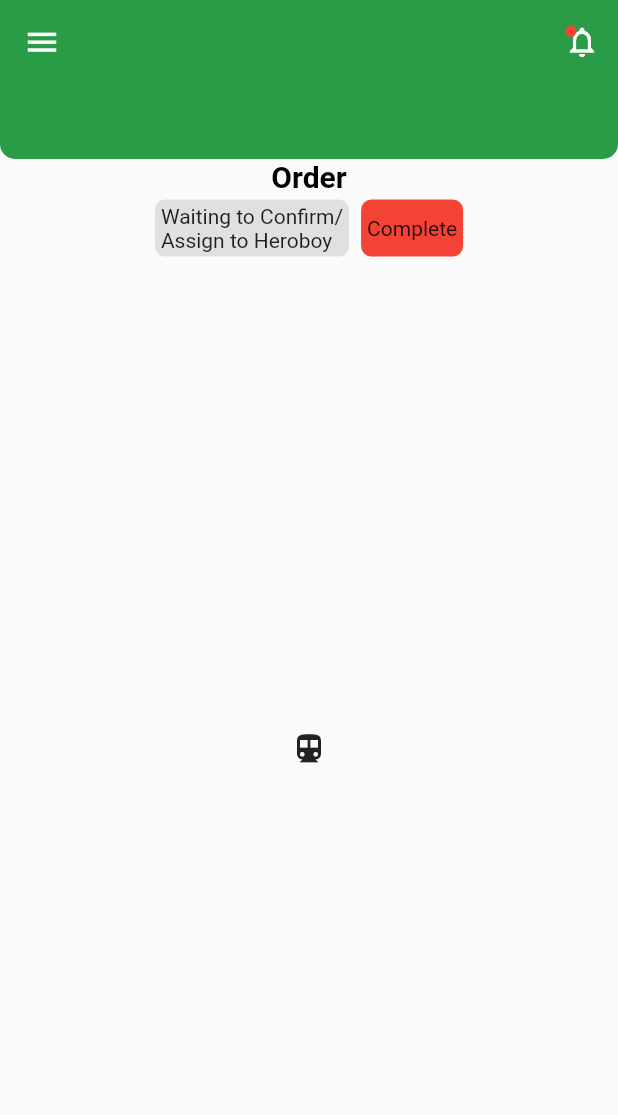
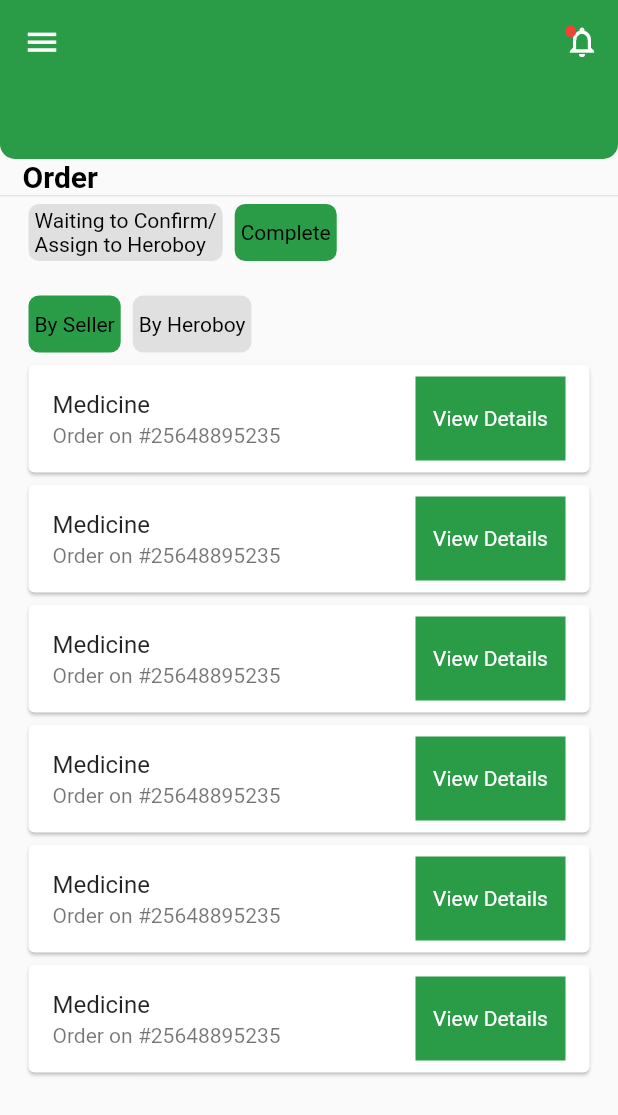
Before and after one commit to MD-JAHANGIR-ALAM/DS_Pharmace, a Flutter app: the OrderPage screen opened directly, item 2 of the bottom bar chosen, on a phone screen of 412 x 824 dp. Shown: the top 1115 px of the screen. Run offline on Flutter 3.47's test engine with Material 2 defaults, Android fonts, the phone set to English and light mode, and no system bars; drawn by our look-alikes of buttons_tabbar; our stand-ins replace carousel_slider, get; project files that could hold a hidden picture were left out.

Commit message:
staff setup

```diff
--- a/lib/pages/drawer_page/drawer_page.dart
+++ b/lib/pages/drawer_page/drawer_page.dart
@@ -8,8 +8,8 @@ import 'package:get/get.dart';
 import '../../utils/colors_code.dart';
 import '../../utils/styles.dart';
 import '../create_branch.dart';
-import '../order_page/order_page.dart';
 import '../personal_information.dart';
+import '../staff_page/staff_page.dart';
 
 
 class MainDrawer extends StatefulWidget {
@@ -276,7 +276,7 @@ class _MainDrawerState extends State<MainDrawer> {
                             ),
                             GestureDetector(
                               onTap: () {
-                                Navigator.push(context, MaterialPageRoute(builder: (context)=>OrderPage()));
+                                Navigator.push(context, MaterialPageRoute(builder: (context)=>StaffPage()));
                               },
                               child: Container(
                                   height: 40,
@@ -320,7 +320,7 @@ class _MainDrawerState extends State<MainDrawer> {
                                       Padding(
                                         padding:
                                         const EdgeInsets.only(left: 14),
-                                        child: Text('SCHEDULE',
+                                        child: Text('STAFF SETUP',
                                             // style: widget.isScheduleSelected
                                             //     ? Style
                                             //     .drawer_button_selected_style
--- /dev/null
+++ b/lib/pages/order_page/by_seller.dart
@@ -0,0 +1,42 @@
+import 'package:ds_pharmace/pages/order_page/order_details.dart';
+import 'package:flutter/material.dart';
+
+import '../../utils/colors_code.dart';
+
+class SubPage201 extends StatelessWidget {
+  const SubPage201({super.key});
+
+  @override
+  Widget build(BuildContext context) {
+    return Container(
+      height: double.infinity,
+      width: double.infinity,
+      child: ListView.builder(
+        itemCount: 6,
+          itemBuilder: (context, index){
+            return Card(
+              child: Column(
+                children: [
+                  ListTile(
+                    title: Text("Medicine"),
+                    subtitle: Text("Order on #25648895235"),
+                    trailing: GestureDetector(
+                      onTap: (){
+                        Navigator.push(context, MaterialPageRoute(builder: (context)=>OrderDetails()));
+                      },
+                      child: Container(
+                        height: 80,
+                        width: 100,
+                        color: ColorsCode.primary_color,
+                        child: Center(child: Text("View Details", style: TextStyle(color: Colors.white),)),
+                      ),
+                    ),
+                  )
+                ],
+              ),
+            );
+          }
+      ),
+    );
+  }
+}
--- a/lib/pages/order_page/order_page.dart
+++ b/lib/pages/order_page/order_page.dart
@@ -1,10 +1,9 @@
+import 'package:ds_pharmace/pages/order_page/sub_page_1.dart';
+import 'package:ds_pharmace/pages/order_page/sub_page_2.dart';
 import 'package:flutter/material.dart';
 import 'package:buttons_tabbar/buttons_tabbar.dart';
 import '../../utils/colors_code.dart';
 import '../../utils/styles.dart';
-import '../drawer_page/drawer_page.dart';
-import 'complete.dart';
-import 'waiting_and_confirm.dart';
 
 class OrderPage extends StatefulWidget {
   const OrderPage({super.key});
@@ -55,6 +54,8 @@ class _OrderPageState extends State<OrderPage> {
         child: DefaultTabController(
           length: 2,
           child: Column(
+            crossAxisAlignment: CrossAxisAlignment.start,
+            mainAxisAlignment: MainAxisAlignment.spaceBetween,
             children: <Widget>[
               Container(
                 height: 50,
@@ -63,31 +64,34 @@ class _OrderPageState extends State<OrderPage> {
                     color: ColorsCode.primary_color, borderRadius: BorderRadius.only(bottomLeft: Radius.circular(10), bottomRight: Radius.circular(10))
                 ),
               ),
-              Text("Order", style: Style.dashboardBlackText700,),
-              ButtonsTabBar(
-                backgroundColor: Colors.red,
-                unselectedBackgroundColor: Colors.grey[300],
-                unselectedLabelStyle: TextStyle(color: Colors.black),
+              Padding(
+                padding: const EdgeInsets.only(left: 15),
+                child: Text("Order", style: Style.dashboardBlackText700,),
+              ),
+              Divider(
+                height: 3,
+              ),
+              Padding(
+                padding: const EdgeInsets.only(left: 15),
+                child: ButtonsTabBar(
+                  backgroundColor: ColorsCode.primary_color,
                   labelStyle:
                   TextStyle(color: Colors.white, fontWeight: FontWeight.bold),
                   tabs: [
                     Tab(
-                    child: Text("Waiting to Confirm/\nAssign to Heroboy"),
+                      child: Text("Waiting to Confirm/\nAssign to Heroboy", style: TextStyle(color: Colors.black),),
                     ),
                     Tab(
-                    child: Text("Complete"),
+                      child: Text("Complete", style: TextStyle(color: Colors.black)),
                     ),
                   ],
+                ),
               ),
               Expanded(
                 child: TabBarView(
                   children: <Widget>[
-                    Center(
-                      child: Icon(Icons.directions_car),
-                    ),
-                    Center(
-                      child: Icon(Icons.directions_transit),
-                    ),
+                    SubPage_1(),
+                    SubPage_2(),
                   ],
                 ),
               ),
--- a/lib/pages/order_page/complete.dart
+++ b/lib/pages/order_page/sub_page_1.dart
@@ -1,14 +1,14 @@
 import 'package:flutter/material.dart';
 
-class CompletePage extends StatelessWidget {
-  const CompletePage({super.key});
+class SubPage_1 extends StatelessWidget {
+  const SubPage_1({super.key});
 
   @override
   Widget build(BuildContext context) {
     return Container(
       height: double.infinity,
       width: double.infinity,
-      color: Colors.cyan,
+      color: Colors.white,
     );
   }
 }
--- /dev/null
+++ b/lib/pages/order_page/sub_page_2.dart
@@ -0,0 +1,49 @@
+import 'package:buttons_tabbar/buttons_tabbar.dart';
+import 'package:ds_pharmace/pages/order_page/by_seller.dart';
+import 'package:flutter/material.dart';
+import '../../utils/colors_code.dart';
+
+class SubPage_2 extends StatelessWidget {
+  const SubPage_2({super.key});
+
+  @override
+  Widget build(BuildContext context) {
+    return SafeArea(
+      child: DefaultTabController(
+        length: 2,
+        child: Padding(
+          padding: const EdgeInsets.all(15.0),
+          child: Column(
+            crossAxisAlignment: CrossAxisAlignment.start,
+            mainAxisAlignment: MainAxisAlignment.spaceBetween,
+            children: <Widget>[
+              ButtonsTabBar(
+                backgroundColor: ColorsCode.primary_color,
+                labelStyle:
+                TextStyle(color: Colors.white, fontWeight: FontWeight.bold),
+                tabs: [
+                  Tab(
+                    child: Text("By Seller", style: TextStyle(color: Colors.black),),
+                  ),
+                  Tab(
+                    child: Text("By Heroboy", style: TextStyle(color: Colors.black)),
+                  ),
+                ],
+              ),
+              Expanded(
+                child: TabBarView(
+                  children: <Widget>[
+                    SubPage201(),
+                    Center(
+                      child: Icon(Icons.directions_transit),
+                    ),
+                  ],
+                ),
+              ),
+            ],
+          ),
+        ),
+      ),
+    );
+  }
+}
```
Also changed, not shown: lib/pages/order_page/order_details.dart (added, +144 -0 lines), lib/pages/order_page/waiting_and_confirm.dart (deleted, +0 -14 lines), lib/pages/staff_page/staff_page.dart (added, +167 -0 lines), lib/pages/widgets/drop_down_button.dart (+46 -0 lines). Lines whose indentation alone changed are shown as unchanged.
